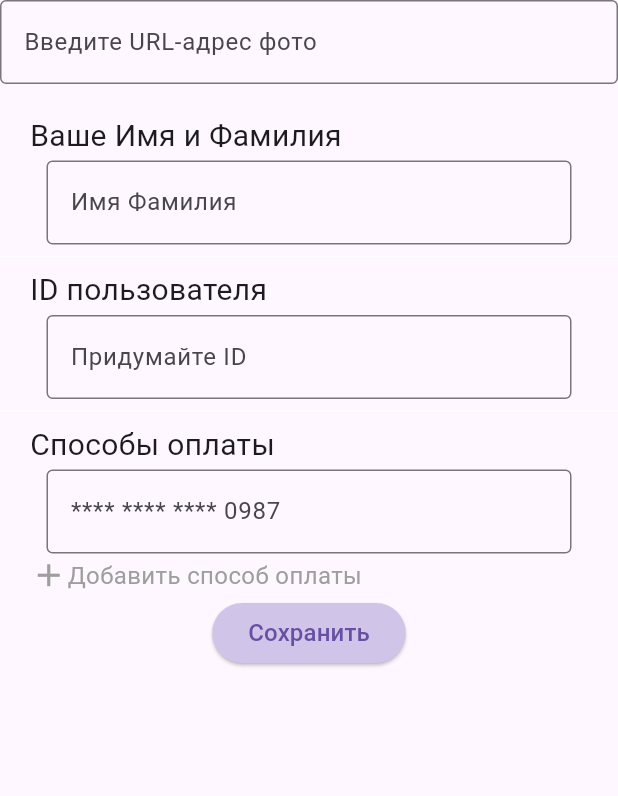
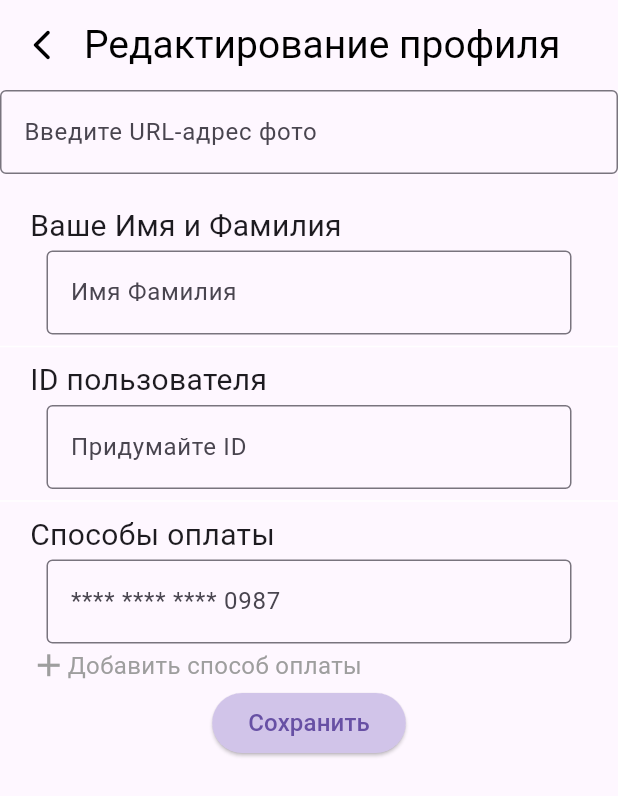
Before and after one commit to GQIRiza/UNIhelp, a Flutter app: the EditProfilePage screen opened directly with empty values, after a tap on the "add a photo" icon, on a phone screen of 412 x 824 dp. Shown: the top 796 px of the screen. Run offline on Flutter 3.47's test engine with Material 3 defaults, Android fonts, the phone set to English and light mode, and no system bars; our stand-ins replace cloud_firestore, firebase_auth, firebase_core, flutter_bloc; accounts and stored records are empty; network calls fail; project files that could hold a hidden picture were left out.

Commit message:
Добавил AppBar в редакторе

```diff
--- a/lib/screens/redactor.dart
+++ b/lib/screens/redactor.dart
@@ -41,6 +41,30 @@ class _EditProfilePageState extends State<EditProfilePage> {
 
   Widget build(BuildContext context) {
     return Scaffold(
+      appBar: AppBar(
+        backgroundColor: Colors.transparent,
+        elevation: 0,
+        toolbarHeight: 60,
+        title: const Text(
+          'Редактирование профиля',
+          textAlign: TextAlign.left,
+          style: TextStyle(
+            fontSize: 26,
+            color: Colors.black,
+          ),
+        ),
+        titleSpacing: 0,
+        leading: IconButton(
+          icon: const Icon(
+            Icons.arrow_back_ios_new_rounded,
+            color: Colors.black,
+          ),
+          onPressed: () {
+            User user = FirebaseAuth.instance.currentUser!;
+            BlocProvider.of<ApiBloc>(context).add(ProfileEvent(user.uid));
+          },
+        ),
+      ),
       body: SafeArea(
         child: SingleChildScrollView(
           child: Column(
```
